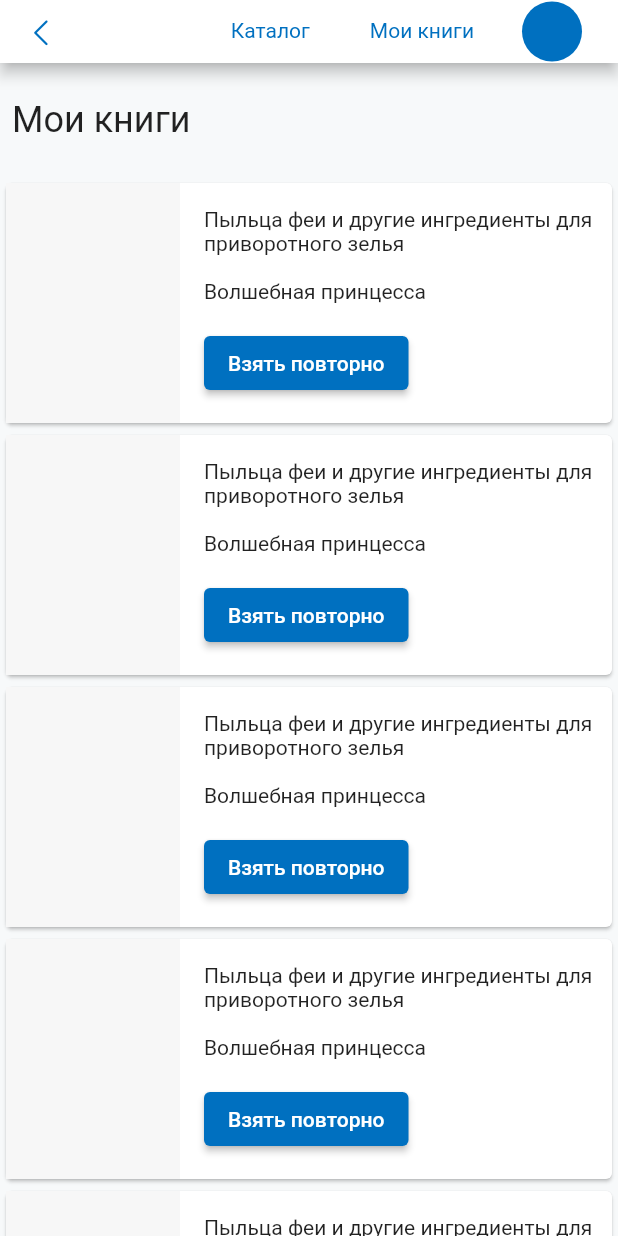
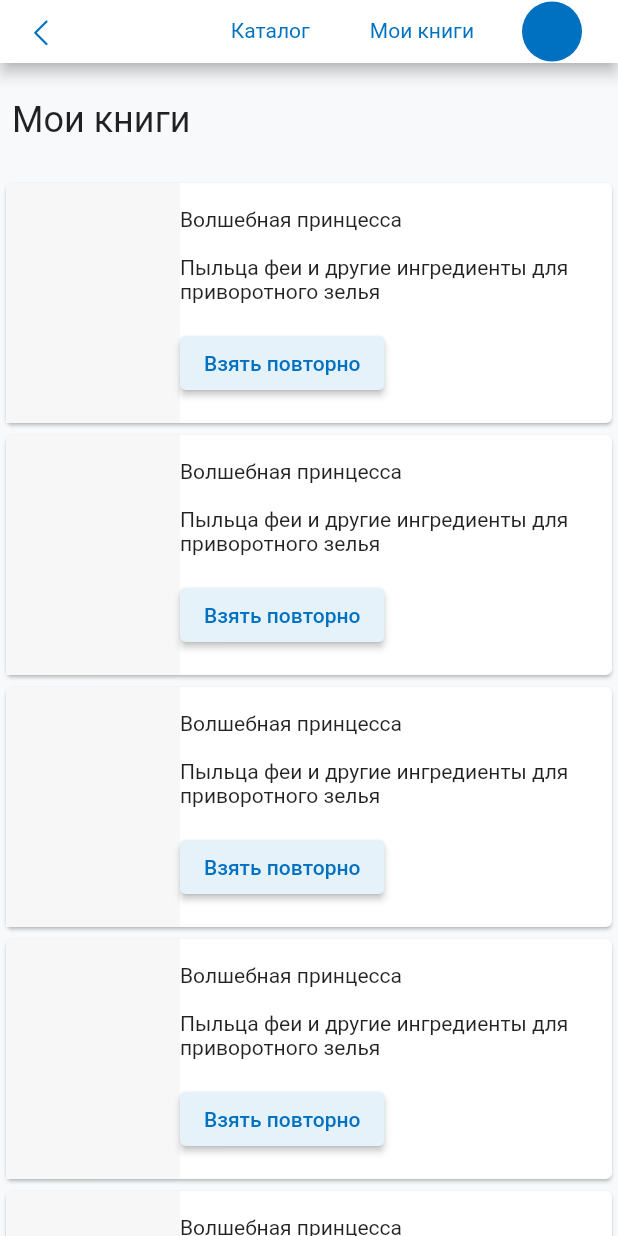
Before and after one commit to iAmTosuj/awesome_library, a Flutter app: the screen it shows after launch, after a tap on "Мои книги", on a phone screen of 412 x 824 dp. Run offline on Flutter 3.47's test engine with Material 2 defaults, Android fonts, the light colour scheme and no system bars; our stand-ins replace cached_network_image, dio, freezed_annotation, get_it, go_router, google_fonts; network calls fail.

Commit message:
refactor(main): change btn style

```diff
--- a/lib/app/feature/my_books/widgets/book_widget.dart
+++ b/lib/app/feature/my_books/widgets/book_widget.dart
@@ -19,24 +19,24 @@ class BookWidget extends StatelessWidget {
               height: 160,
               color: ResColors.bgGray40,
             ),
-            const SizedBox(
-              width: 16,
-            ),
             Expanded(
               child: Column(
                 crossAxisAlignment: CrossAxisAlignment.start,
                 children: [
+                  const SizedBox(
+                    width: 16,
+                  ),
+                  const Text('Волшебная принцесса'),
+                  const SizedBox(
+                    height: 16,
+                  ),
                   const Text(
                       'Пыльца феи и другие ингредиенты для приворотного зелья'),
                   const SizedBox(
                     height: 16,
                   ),
-                  const Text('Волшебная принцесса'),
-                  const SizedBox(
-                    height: 16,
-                  ),
                   ActionButton(
-                      style: ResButtonStyle.primary,
+                      style: ResButtonStyle.secondary,
                       onTap: () {},
                       text: 'Взять повторно')
                 ],
```
